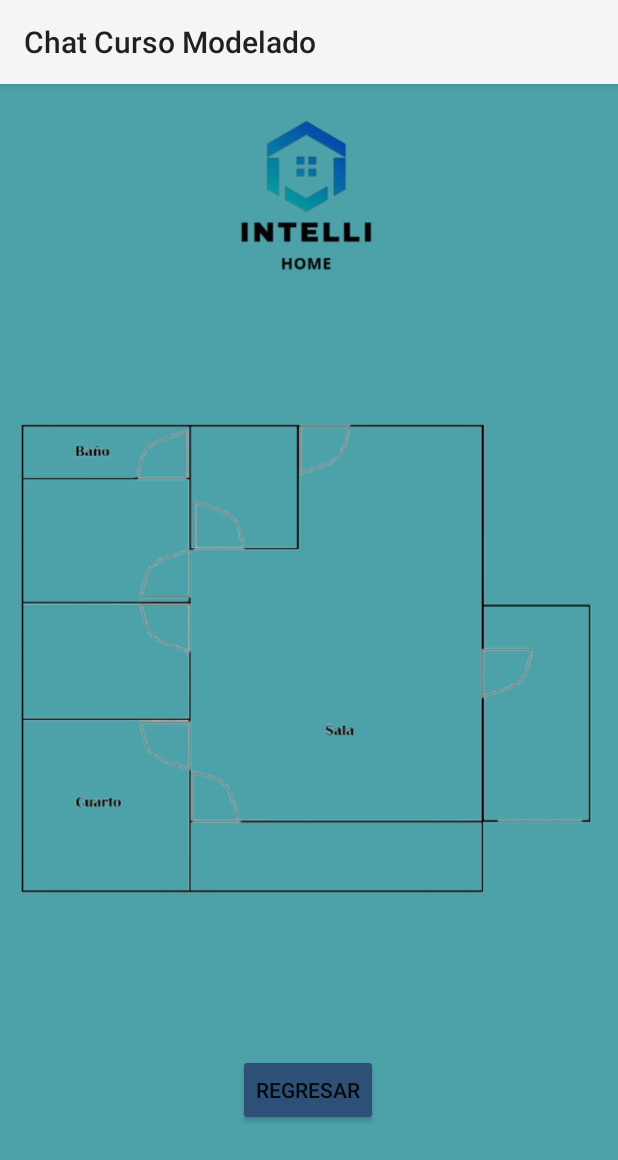
After one commit to stphnVi/IntelliHome_Automation_Project, an Android app: the CasaModelo screen opened directly, with no data from a screen before it, on a phone screen of 412 x 824 dp. The commit adds this screen. Shown: the top 1160 px of the screen. Run offline under Robolectric (Android 15) with nearby library versions, the phone set to English and light mode, and no system bars.

Commit message:
[Update] Control de leds

```diff
--- a/MiPrimerAplicacion/app/src/main/AndroidManifest.xml
+++ b/MiPrimerAplicacion/app/src/main/AndroidManifest.xml
@@ -39,6 +39,9 @@
         <!-- Declarar la actividad Principal -->
         <activity android:name=".PrincipalActivity"></activity>
 
+        <!-- Declarar la actividad Casa modelo -->
+        <activity android:name=".CasaModelo"></activity>
+
         <!-- Declarar la actividad MainActivity -->
         <activity
             android:name=".MainActivity"
--- /dev/null
+++ b/MiPrimerAplicacion/app/src/main/java/com/example/miprimeraplicacion/CasaModelo.java
@@ -0,0 +1,105 @@
+package com.example.miprimeraplicacion;
+
+import android.content.Intent;
+import android.os.Bundle;
+import android.os.Handler;
+import android.os.Looper;
+import android.widget.Button;
+import android.widget.EditText;
+import android.widget.Toast;
+
+import androidx.appcompat.app.AlertDialog;
+import androidx.appcompat.app.AppCompatActivity;
+
+
+public class CasaModelo extends AppCompatActivity {
+
+    private boolean pantallaCasaModeloAbierta;
+
+    private boolean cuarto_encendido = false;
+    private boolean baño_encendido = false;
+    private boolean sala_encendido = false;
+
+
+    @Override
+    protected void onCreate(Bundle savedInstanceState) {
+        super.onCreate(savedInstanceState);
+        setContentView(R.layout.casa_modelo);
+
+
+        //Cada vez que se abre la pantalla de CasaModelo se indica en el boolean como true
+        pantallaCasaModeloAbierta = true;
+
+
+
+        Button botonluzcuarto = findViewById(R.id.cuarto);
+        Button botonluzbaño = findViewById(R.id.baño);
+        Button botonluzsala = findViewById(R.id.sala);
+        Button botonregresarprincipal = findViewById(R.id.regresarprincipal);
+
+        botonluzcuarto.setOnClickListener(view -> {
+            String messagecuarto = cuarto_encendido ? "LED2_OFF" : "LED2_ON";
+            String messageSendcuarto = "func: luzcuarto" + messagecuarto;
+            Socket.sendMessage(messageSendcuarto);
+            cuarto_encendido = !cuarto_encendido;
+        });
+
+        botonluzbaño.setOnClickListener(view -> {
+            String messagebaño = baño_encendido ? "LED3_OFF" : "LED3_ON";
+            String messageSendbaño = "func: luzbaño" + messagebaño;
+            Socket.sendMessage(messageSendbaño);
+            baño_encendido = !baño_encendido;
+        });
+
+        botonluzsala.setOnClickListener(view -> {
+            String messagesala = sala_encendido ? "LED1_OFF" : "LED1_ON";
+            String messageSendsala = "func: luzsala" + messagesala;
+            Socket.sendMessage(messageSendsala);
+            sala_encendido = !sala_encendido;
+        });
+
+
+        botonregresarprincipal.setOnClickListener(view -> { // mapeo del boton exit
+            pantallaCasaModeloAbierta = false;
+            Intent intent = new Intent(CasaModelo.this, PrincipalActivity.class);
+            startActivity(intent);
+
+        });
+
+
+        new Thread(() -> {
+            while (pantallaCasaModeloAbierta) {
+                // Escuchar continuamente los mensajes del servidor
+                if (Socket.message != null) {
+                    procesarMensaje();
+                }
+            }
+
+        }).start();
+    }
+
+    /**
+     * Se procesan los mensajes del servidor
+     * SIEMPRE al final de cada if poner "Socket.message=null"
+     */
+    private void procesarMensaje(){
+
+        runOnUiThread(() -> {
+            String message = Socket.message;
+            if ("".equals(message)) {
+                // Acción exitosa, actualizar UI
+                Toast.makeText(this, "Led encendido", Toast.LENGTH_SHORT).show();
+                Socket.message = null;
+            } else if ("LED1_OFF".equals(message)) {
+                // Mostrar error
+                Toast.makeText(this, "Led apagado", Toast.LENGTH_SHORT).show();
+                Socket.message = null;
+            } else {
+                // Manejar otros casos
+                Socket.message = null;
+            }
+
+
+        });
+    }
+}
--- a/MiPrimerAplicacion/app/src/main/java/com/example/miprimeraplicacion/RegistroActivity.java
+++ b/MiPrimerAplicacion/app/src/main/java/com/example/miprimeraplicacion/RegistroActivity.java
@@ -466,8 +466,8 @@ public class RegistroActivity extends AppCompatActivity {
                             .setPositiveButton("Aceptar", (dialog, which) -> dialog.dismiss())
                             .create()
                             .show();
-                    Intent intent = new Intent(RegistroActivity.this, PrincipalActivity.class);
-                    startActivity(intent); //se abre la nueva ventana
+                    //Intent intent = new Intent(RegistroActivity.this, PrincipalActivity.class);
+                    //startActivity(intent); //se abre la nueva ventana
                     Socket.message = null; //se hace el mensaje de entrada null para recibir el siguiente mensaje
                 } else if ("0".equals(message)) {
                     // Mostrar mensaje de credenciales incorrectas
--- /dev/null
+++ b/MiPrimerAplicacion/app/src/main/res/layout/casa_modelo.xml
@@ -0,0 +1,83 @@
+<?xml version="1.0" encoding="utf-8"?>
+<androidx.constraintlayout.widget.ConstraintLayout xmlns:android="http://schemas.android.com/apk/res/android"
+    xmlns:app="http://schemas.android.com/apk/res-auto"
+    xmlns:tools="http://schemas.android.com/tools"
+    android:background="@color/Azul"
+    android:layout_width="match_parent"
+    android:layout_height="match_parent"
+    tools:context=".CasaModelo">
+
+
+        <ImageView
+            android:id="@+id/imageView4"
+            android:layout_width="wrap_content"
+            android:layout_height="wrap_content"
+            app:layout_constraintBottom_toBottomOf="parent"
+            app:layout_constraintEnd_toEndOf="parent"
+            app:layout_constraintTop_toTopOf="parent"
+            app:srcCompat="@drawable/croquis" />
+
+        <ImageView
+            android:id="@+id/imageView5"
+            android:layout_width="134dp"
+            android:layout_height="122dp"
+            app:layout_constraintBottom_toBottomOf="parent"
+            app:layout_constraintEnd_toEndOf="parent"
+            app:layout_constraintHorizontal_bias="0.498"
+            app:layout_constraintStart_toStartOf="parent"
+            app:layout_constraintTop_toTopOf="parent"
+            app:layout_constraintVertical_bias="0.026"
+            app:srcCompat="@drawable/logoempresa" />
+
+        <Button
+            android:id="@+id/cuarto"
+            android:layout_width="100dp"
+            android:layout_height="104dp"
+            android:background="@android:color/transparent"
+            app:layout_constraintBottom_toBottomOf="parent"
+            app:layout_constraintEnd_toEndOf="parent"
+            app:layout_constraintHorizontal_bias="0.073"
+            app:layout_constraintStart_toStartOf="parent"
+            app:layout_constraintTop_toTopOf="parent"
+            app:layout_constraintVertical_bias="0.649" />
+
+        <Button
+            android:id="@+id/baño"
+            android:layout_width="107dp"
+            android:layout_height="31dp"
+            android:background="@android:color/transparent"
+            app:layout_constraintBottom_toBottomOf="parent"
+            app:layout_constraintEnd_toEndOf="parent"
+            app:layout_constraintHorizontal_bias="0.052"
+            app:layout_constraintStart_toStartOf="parent"
+            app:layout_constraintTop_toTopOf="parent"
+            app:layout_constraintVertical_bias="0.301" />
+
+        <Button
+            android:id="@+id/sala"
+            android:layout_width="180dp"
+            android:layout_height="120dp"
+            android:background="@android:color/transparent"
+            app:layout_constraintBottom_toBottomOf="parent"
+            app:layout_constraintEnd_toEndOf="parent"
+            app:layout_constraintHorizontal_bias="0.597"
+            app:layout_constraintStart_toStartOf="parent"
+            app:layout_constraintTop_toTopOf="parent"
+            app:layout_constraintVertical_bias="0.571" />
+
+        <Button
+            android:id="@+id/regresarprincipal"
+            android:layout_width="wrap_content"
+            android:layout_height="wrap_content"
+            android:backgroundTint="@color/Azuloscuro"
+            android:gravity="center"
+            android:text="Regresar"
+            app:layout_constraintBottom_toBottomOf="parent"
+            app:layout_constraintEnd_toEndOf="parent"
+            app:layout_constraintHorizontal_bias="0.498"
+            app:layout_constraintStart_toStartOf="@+id/imageView4"
+            app:layout_constraintTop_toTopOf="parent"
+            app:layout_constraintVertical_bias="0.898" />
+
+
+</androidx.constraintlayout.widget.ConstraintLayout>
```
Also changed, not shown: MiPrimerAplicacion/app/src/main/java/com/example/miprimeraplicacion/PrincipalActivity.java (+7 -0 lines), MiPrimerAplicacion/app/src/main/res/layout/principal.xml (+15 -1 lines), MiPrimerAplicacion/app/src/main/res/drawable/croquis.png (added), 6 other files.
